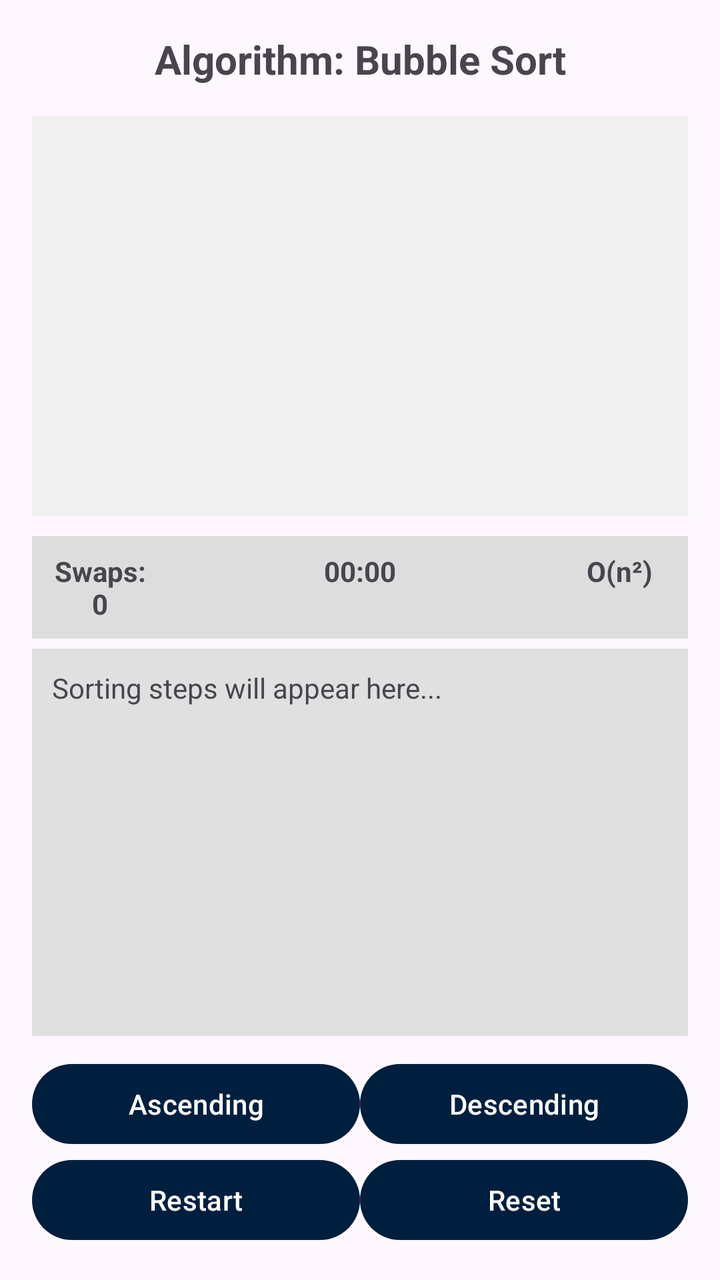
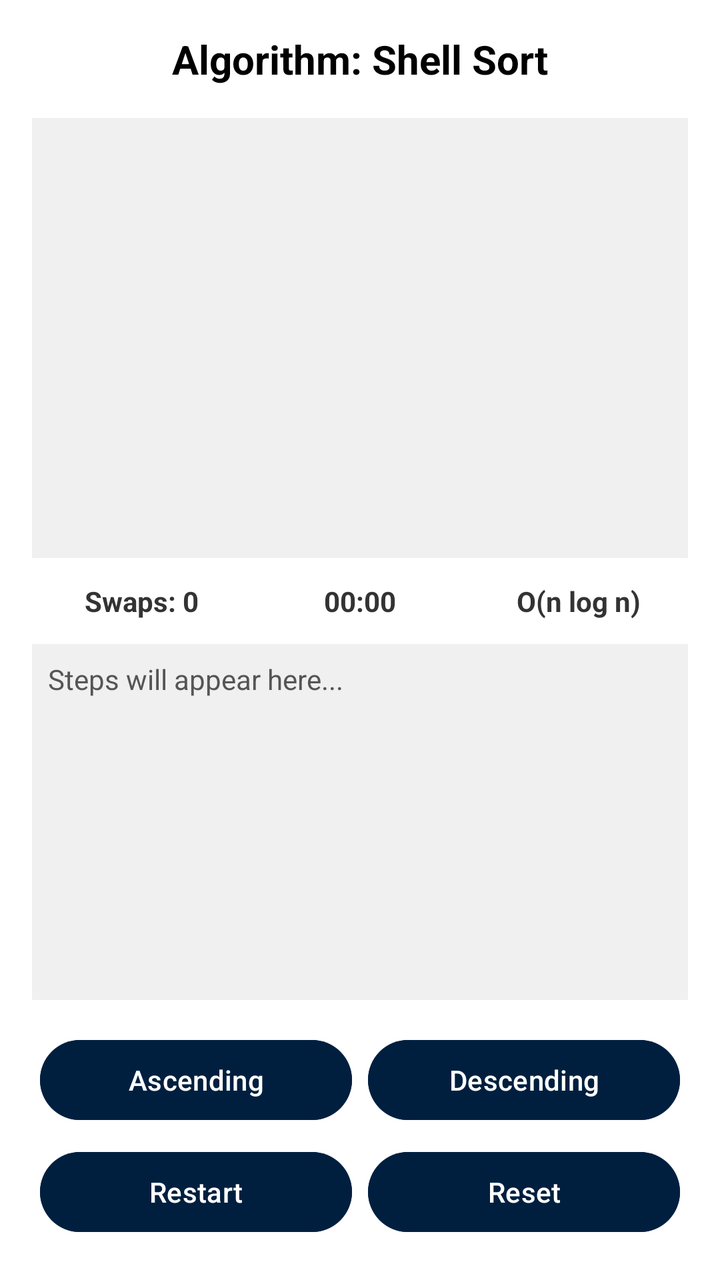

Compare the two renders of this Android layout. The source of the first and the diff that turns it into the second are given below.
<!-- AndroidManifest.xml: application theme Theme.MeerabApp -->
<!-- res/layout/activity_visualization.xml -->
<LinearLayout xmlns:android="http://schemas.android.com/apk/res/android"

    android:layout_width="match_parent"

    android:layout_height="match_parent"

    android:orientation="vertical"

    android:padding="16dp">



    <TextView android:id="@+id/txtAlgoName"

        android:layout_width="match_parent"

        android:layout_height="wrap_content"

        android:text="Algorithm: Bubble Sort"

        android:textSize="20sp"

        android:textStyle="bold"

        android:gravity="center"

        android:paddingBottom="10dp"/>



    <HorizontalScrollView

        android:layout_width="match_parent"

        android:layout_height="200dp"

        android:background="#F0F0F0"

        android:fillViewport="true"

        android:layout_marginTop="5dp">



        <LinearLayout

            android:id="@+id/visualContainer"

            android:layout_width="wrap_content"

            android:layout_height="match_parent"

            android:gravity="center_vertical"

            android:orientation="horizontal"

            android:padding="5dp"/>

    </HorizontalScrollView>



    <LinearLayout

        android:layout_width="match_parent"

        android:layout_height="wrap_content"

        android:orientation="horizontal"

        android:padding="8dp"

        android:layout_marginTop="10dp"

        android:background="#DDDDDD">



        <TextView android:id="@+id/txtSwapCounter"

            android:layout_width="0dp"

            android:layout_height="wrap_content"

            android:layout_weight="1"

            android:text="Swaps: 0"

            android:gravity="center"

            android:textStyle="bold" />



        <TextView

            android:id="@+id/txtTimer"

            android:layout_width="155dp"

            android:layout_height="wrap_content"

            android:layout_weight="1"

            android:gravity="center"

            android:text="00:00"

            android:textStyle="bold" />



        <TextView android:id="@+id/txtComplexity"

            android:layout_width="0dp"

            android:layout_height="wrap_content"

            android:layout_weight="1"

            android:text="O(n²)"

            android:gravity="center"

            android:textStyle="bold" />

    </LinearLayout>



    <ScrollView

        android:layout_width="match_parent"

        android:layout_height="0dp"

        android:layout_weight="1"

        android:background="#E0E0E0"

        android:padding="10dp"

        android:layout_marginTop="5dp">

        <TextView android:id="@+id/txtExplanation"

            android:layout_width="match_parent"

            android:layout_height="wrap_content"

            android:text="Sorting steps will appear here..." />

    </ScrollView>



    <GridLayout android:layout_width="match_parent"

        android:layout_height="wrap_content"

        android:columnCount="2"

        android:layout_marginTop="10dp">

        <Button android:id="@+id/btnAsc" android:layout_width="0dp" android:layout_columnWeight="1" android:text="Ascending" />

        <Button android:id="@+id/btnDesc" android:layout_width="0dp" android:layout_columnWeight="1" android:text="Descending" />

        <Button android:id="@+id/btnRestart" android:layout_width="0dp" android:layout_columnWeight="1" android:text="Restart" />

        <Button android:id="@+id/btnReset" android:layout_width="0dp" android:layout_columnWeight="1" android:text="Reset" />

    </GridLayout>

</LinearLayout>
<!-- resources referenced by this layout -->
<resources>
  <style name="Theme.MeerabApp" parent="Theme.Material3.DayNight.NoActionBar">
          <item name="colorPrimary">#001F3F</item>
          <item name="android:statusBarColor">#001F3F</item>
      </style>
</resources>

<!-- the commit's change to res/layout/activity_visualization.xml (unified diff, before → after) -->
@@ -1,175 +1,116 @@
-<LinearLayout xmlns:android="http://schemas.android.com/apk/res/android"
+<?xml version="1.0" encoding="utf-8"?>
+<androidx.constraintlayout.widget.ConstraintLayout
+    xmlns:android="http://schemas.android.com/apk/res/android"
+    xmlns:app="http://schemas.android.com/apk/res-auto"
+    android:layout_width="match_parent"
+    android:layout_height="match_parent"
+    android:padding="16dp"
+    android:background="#FFFFFF">
 
-    android:layout_width="match_parent"
+    
+    <TextView
+        android:id="@+id/txtAlgoName"
+        android:layout_width="wrap_content"
+        android:layout_height="wrap_content"
+        android:text="Algorithm: Shell Sort"
+        android:textSize="20sp"
+        android:textStyle="bold"
+        android:textColor="#000000"
+        app:layout_constraintTop_toTopOf="parent"
+        app:layout_constraintStart_toStartOf="parent"
+        app:layout_constraintEnd_toEndOf="parent" />
 
-    android:layout_height="match_parent"
-
-    android:orientation="vertical"
-
-    android:padding="16dp">
-
-
-
-    <TextView android:id="@+id/txtAlgoName"
-
+    
+    <HorizontalScrollView
+        android:id="@+id/scrollVisual"
         android:layout_width="match_parent"
-
-        android:layout_height="wrap_content"
-
-        android:text="Algorithm: Bubble Sort"
-
-        android:textSize="20sp"
-
-        android:textStyle="bold"
-
-        android:gravity="center"
-
-        android:paddingBottom="10dp"/>
-
-
-
-    <HorizontalScrollView
-
-        android:layout_width="match_parent"
-
-        android:layout_height="200dp"
-
+        android:layout_height="220dp"
+        android:layout_marginTop="16dp"
         android:background="#F0F0F0"
-
-        android:fillViewport="true"
-
-        android:layout_marginTop="5dp">
-
-
+        app:layout_constraintTop_toBottomOf="@id/txtAlgoName">
 
         <LinearLayout
-
             android:id="@+id/visualContainer"
-
             android:layout_width="wrap_content"
-
             android:layout_height="match_parent"
-
-            android:gravity="center_vertical"
-
+            android:gravity="bottom|center_horizontal"
             android:orientation="horizontal"
-
-            android:padding="5dp"/>
-
+            android:padding="10dp" />
     </HorizontalScrollView>
 
+    
+    <LinearLayout
+        android:id="@+id/statsLayout"
+        android:layout_width="match_parent"
+        android:layout_height="wrap_content"
+        android:layout_marginTop="12dp"
+        android:orientation="horizontal"
+        app:layout_constraintTop_toBottomOf="@id/scrollVisual">
 
-
-    <LinearLayout
-
-        android:layout_width="match_parent"
-
-        android:layout_height="wrap_content"
-
-        android:orientation="horizontal"
-
-        android:padding="8dp"
-
-        android:layout_marginTop="10dp"
-
-        android:background="#DDDDDD">
-
-
-
-        <TextView android:id="@+id/txtSwapCounter"
-
-            android:layout_width="0dp"
-
-            android:layout_height="wrap_content"
-
-            android:layout_weight="1"
-
-            android:text="Swaps: 0"
-
-            android:gravity="center"
-
-            android:textStyle="bold" />
-
-
-
-        <TextView
-
-            android:id="@+id/txtTimer"
-
-            android:layout_width="155dp"
-
-            android:layout_height="wrap_content"
-
-            android:layout_weight="1"
-
-            android:gravity="center"
-
-            android:text="00:00"
-
-            android:textStyle="bold" />
-
-
-
-        <TextView android:id="@+id/txtComplexity"
-
-            android:layout_width="0dp"
-
-            android:layout_height="wrap_content"
-
-            android:layout_weight="1"
-
-            android:text="O(n²)"
-
-            android:gravity="center"
-
-            android:textStyle="bold" />
-
+        <TextView android:id="@+id/txtSwapCounter" android:layout_width="0dp" android:layout_weight="1" android:layout_height="wrap_content" android:text="Swaps: 0" android:gravity="center" android:textColor="#333333" android:textStyle="bold"/>
+        <TextView android:id="@+id/txtTimer" android:layout_width="0dp" android:layout_weight="1" android:layout_height="wrap_content" android:text="00:00" android:gravity="center" android:textColor="#333333" android:textStyle="bold"/>
+        <TextView android:id="@+id/txtComplexity" android:layout_width="0dp" android:layout_weight="1" android:layout_height="wrap_content" android:text="O(n log n)" android:gravity="center" android:textColor="#333333" android:textStyle="bold"/>
     </LinearLayout>
 
-
-
+    
     <ScrollView
-
+        android:id="@+id/scrollExplanation"
         android:layout_width="match_parent"
-
         android:layout_height="0dp"
-
-        android:layout_weight="1"
-
-        android:background="#E0E0E0"
-
-        android:padding="10dp"
-
-        android:layout_marginTop="5dp">
-
-        <TextView android:id="@+id/txtExplanation"
-
-            android:layout_width="match_parent"
-
-            android:layout_height="wrap_content"
-
-            android:text="Sorting steps will appear here..." />
-
+        android:layout_marginTop="12dp"
+        android:layout_marginBottom="12dp"
+        android:background="#F0F0F0"
+        android:padding="8dp"
+        app:layout_constraintTop_toBottomOf="@id/statsLayout"
+        app:layout_constraintBottom_toTopOf="@+id/btnGrid">
+        <TextView android:id="@+id/txtExplanation" android:layout_width="match_parent" android:layout_height="wrap_content" android:text="Steps will appear here..." android:textColor="#555555"/>
     </ScrollView>
 
+    
+    
+    <GridLayout
+        android:id="@+id/btnGrid"
+        android:layout_width="match_parent"
+        android:layout_height="wrap_content"
+        android:columnCount="2"
+        android:alignmentMode="alignMargins"
+        app:layout_constraintBottom_toBottomOf="parent">
 
+        <Button
+            android:id="@+id/btnAsc"
+            android:layout_width="0dp"
+            android:layout_columnWeight="1"
+            android:text="Ascending"
+            android:layout_margin="4dp"
+            android:backgroundTint="#001F3F"
+            android:textColor="#FFFFFF"/>
 
-    <GridLayout android:layout_width="match_parent"
+        <Button
+            android:id="@+id/btnDesc"
+            android:layout_width="0dp"
+            android:layout_columnWeight="1"
+            android:text="Descending"
+            android:layout_margin="4dp"
+            android:backgroundTint="#001F3F"
+            android:textColor="#FFFFFF"/>
 
-        android:layout_height="wrap_content"
+        <Button
+            android:id="@+id/btnRestart"
+            android:layout_width="0dp"
+            android:layout_columnWeight="1"
+            android:text="Restart"
+            android:layout_margin="4dp"
+            android:backgroundTint="#001F3F"
+            android:textColor="#FFFFFF"/>
 
-        android:columnCount="2"
-
-        android:layout_marginTop="10dp">
-
-        <Button android:id="@+id/btnAsc" android:layout_width="0dp" android:layout_columnWeight="1" android:text="Ascending" />
-
-        <Button android:id="@+id/btnDesc" android:layout_width="0dp" android:layout_columnWeight="1" android:text="Descending" />
-
-        <Button android:id="@+id/btnRestart" android:layout_width="0dp" android:layout_columnWeight="1" android:text="Restart" />
-
-        <Button android:id="@+id/btnReset" android:layout_width="0dp" android:layout_columnWeight="1" android:text="Reset" />
-
+        <Button
+            android:id="@+id/btnReset"
+            android:layout_width="0dp"
+            android:layout_columnWeight="1"
+            android:text="Reset"
+            android:layout_margin="4dp"
+            android:backgroundTint="#001F3F"
+            android:textColor="#FFFFFF"/>
     </GridLayout>
 
-</LinearLayout>
+</androidx.constraintlayout.widget.ConstraintLayout>
